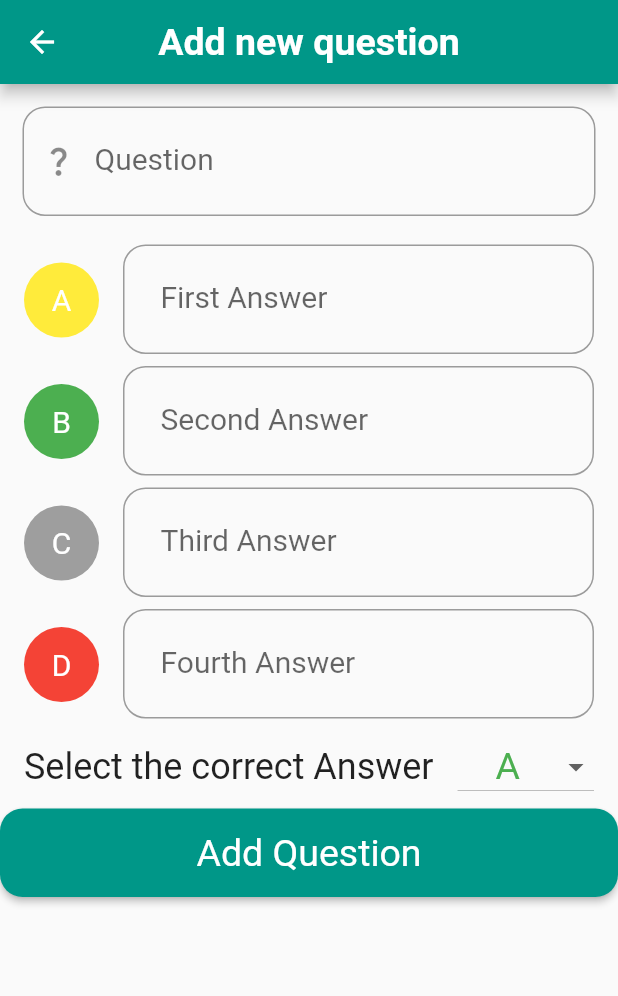
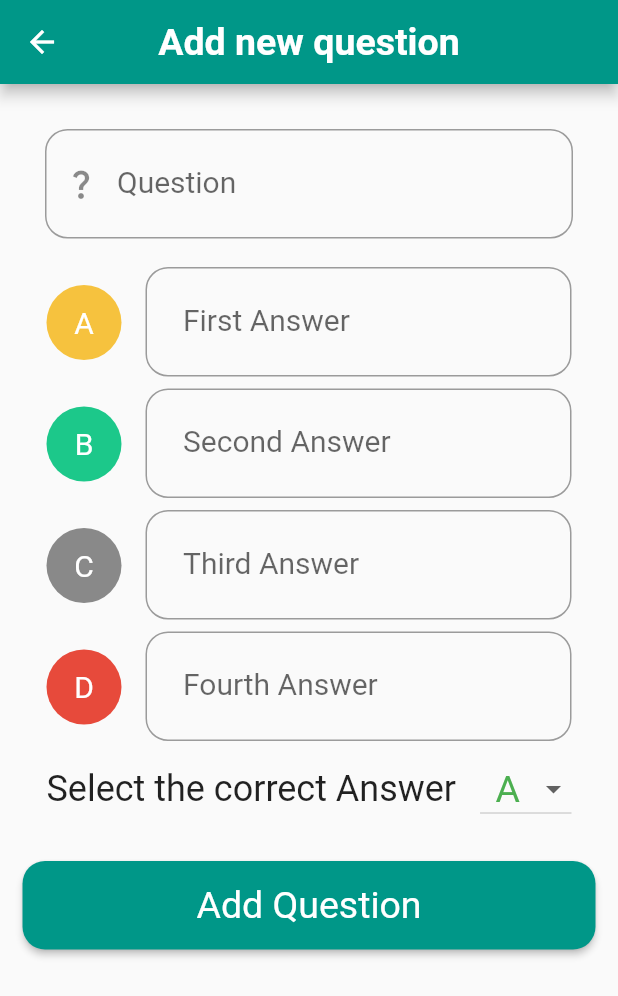
Before and after one commit to aug-projects/flutterProject, a Flutter app: the CreateQuestionScreen screen opened by its route, on a phone screen of 412 x 824 dp. Shown: the top 996 px of the screen. Run offline on Flutter 3.47's test engine with Material 2 defaults, Android fonts, the phone set to English and light mode, and no system bars; our stand-ins replace sqflite, sqflite_common, sqflite_common_ffi; accounts and stored records are empty.

Commit message:
feat(screens): chnage colors style and padding 💅 (#3)

```diff
--- a/lib/screens/create_question_screen.dart
+++ b/lib/screens/create_question_screen.dart
@@ -2,9 +2,8 @@ import 'package:flutter/material.dart';
 import 'package:quiz_app/components/answer_input.dart';
 import 'package:quiz_app/components/correct_answer_drop_down.dart';
 import 'package:quiz_app/components/question_input.dart';
+import 'package:quiz_app/constants.dart';
 import 'package:quiz_app/models/question.dart';
-import 'package:sqflite/sqflite.dart';
-
 import '../utilities/sqflite.dart';
 
 class CreateQuestionScreen extends StatefulWidget {
@@ -46,31 +45,33 @@ class _CreateQuestionScreenState extends State<CreateQuestionScreen> {
         ),
         centerTitle: true,
       ),
-      body: ListView(
+      body: Padding(
+        padding: const EdgeInsets.all(15.0),
+        child: ListView(
           children: [
             QuestionInput(controller: questionController),
             AnswerInput(
               labelText: 'First Answer',
               circleLetter: 'A',
-            circleColor: Colors.yellow,
+              circleColor: warningColor,
               controller: firstController,
             ),
             AnswerInput(
               labelText: 'Second Answer',
               circleLetter: 'B',
-            circleColor: Colors.green,
+              circleColor: successColor,
               controller: secondAnswerController,
             ),
             AnswerInput(
               labelText: 'Third Answer',
               circleLetter: 'C',
-            circleColor: Colors.grey,
+              circleColor: secondaryColor,
               controller: thirdAnswerController,
             ),
             AnswerInput(
               labelText: 'Fourth Answer',
               circleLetter: 'D',
-            circleColor: Colors.red,
+              circleColor: dangerColor,
               controller: forthAnswerController,
             ),
             CorrectAnswerDropDown(
@@ -81,6 +82,7 @@ class _CreateQuestionScreenState extends State<CreateQuestionScreen> {
                 });
               },
             ),
+            const SizedBox(height: 20),
             ElevatedButton(
               onPressed: () {
                 final question = Question(
@@ -111,6 +113,7 @@ class _CreateQuestionScreenState extends State<CreateQuestionScreen> {
             )
           ],
         ),
+      ),
     );
   }
 }
```
Lines whose indentation alone changed are shown as unchanged.
